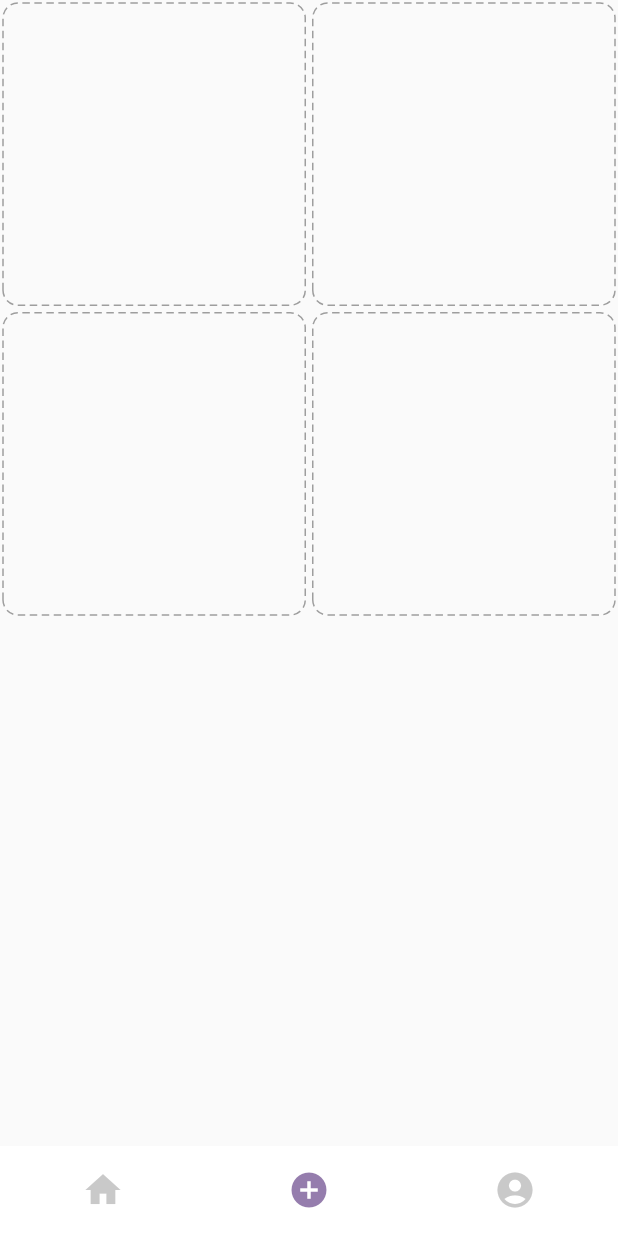
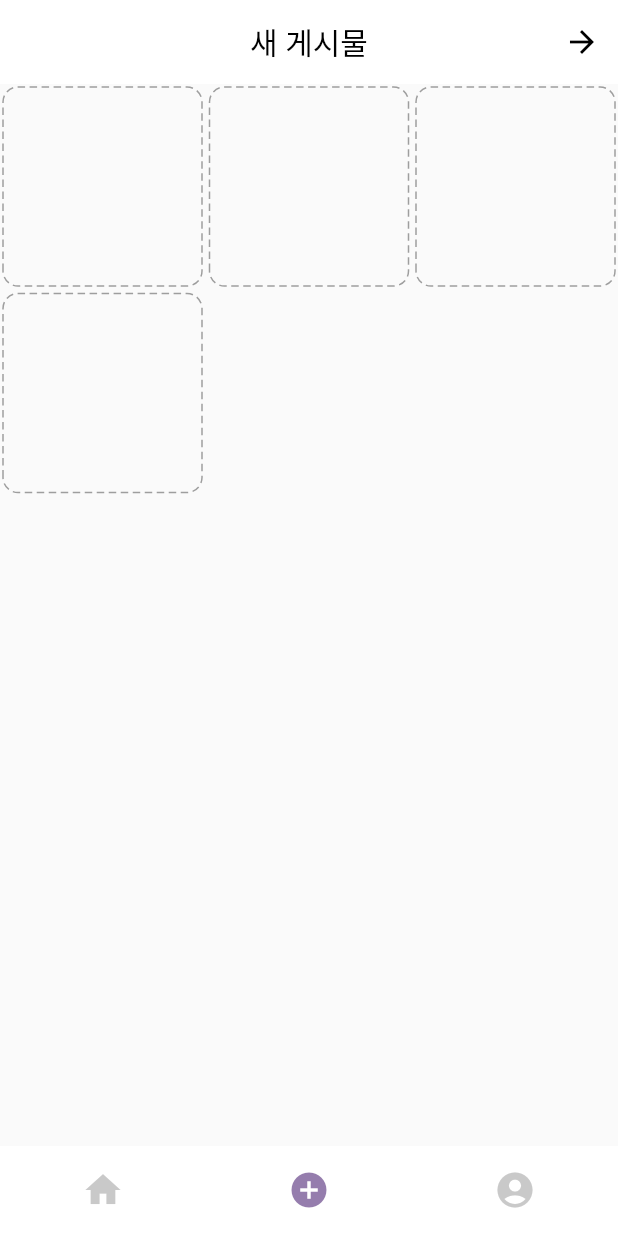
Before and after one commit to gestgest/snsProject, a Flutter app: the screen it shows after launch, item 2 of the bottom bar chosen, on a phone screen of 412 x 824 dp. Run offline on Flutter 3.47's test engine with Material 2 defaults, Android fonts, the phone set to English and light mode, and no system bars; drawn by our look-alikes of dotted_border; our stand-ins replace image_picker, shared_preferences; missing offline and left inert: multi_image_picker; statements that could not run were skipped.

Commit message:
uploadscreen plus word

```diff
--- a/lib/Screen/UploadPosterScreen.dart
+++ b/lib/Screen/UploadPosterScreen.dart
@@ -11,6 +11,7 @@ import 'package:snsproject/main.dart';
 import 'package:shared_preferences/shared_preferences.dart';
 import 'package:multi_image_picker/multi_image_picker.dart';
 import 'package:dotted_border/dotted_border.dart';
+import 'package:cupertino_icons/cupertino_icons.dart';
 //final Future<XFile?> image = _picker.pickImage(source: ImageSource.gallery);
 //final Future<List<XFile>?> images = _picker.pickMultiImage();
 
@@ -32,26 +33,42 @@ class _UploadPosterScreenState extends State<UploadPosterScreen> {
     }
   }
 
+  List<Widget> _boxContents = [
+    IconButton(
+        onPressed: () {
+          _pickImg();
+        },
+        icon: Container(
+            alignment: Alignment.center,
+            decoration: BoxDecoration(
+                color: Colors.white.withOpacity(0.6), shape: BoxShape.circle),
+            child: Icon(
+              Icons.camera_alt,
+              color: Colors.transparent,
+            ))),
+    Container(),
+    Container(),
+    _pickedImgs.length <= 4
+        ? Container()
+        : FittedBox(
+            child: Container(
+                padding: EdgeInsets.all(6),
+                decoration: BoxDecoration(
+                    color: Colors.white.withOpacity(0.6),
+                    shape: BoxShape.circle),
+                child: Text(
+                  '+${(_pickedImgs.length - 4).toString()}',
+                  style: Theme.of(context)
+                      .textTheme
+                      .subtitle2
+                      ?.copyWith(fontWeight: FontWeight.w800),
+                ))),
+  ];
+
   @override
   Widget build(BuildContext context) {
-    return SizedBox(
-        height: 350,
-        child: GridView.count(
-          padding: EdgeInsets.all(2),
-          crossAxisCount: 2,
-          mainAxisSpacing: 5,
-          crossAxisSpacing: 5,
-          children: List.generate(
-              4,
-              (index) => DottedBorder(
-                  child: Container(),
-                  color: Colors.grey,
-                  dashPattern: [5, 3],
-                  borderType: BorderType.RRect,
-                  radius: Radius.circular(10))).toList(),
-        ));
-  }
-  /*appBar: AppBar(
+    return Scaffold(
+        appBar: AppBar(
             title: const Text("새 게시물"),
             backgroundColor: Colors.white,
             foregroundColor: Colors.black,
@@ -65,39 +82,21 @@ class _UploadPosterScreenState extends State<UploadPosterScreen> {
                 },
               ),
             ]),
-        body: Column(
-          children: <Widget>[
-            images.
-                ? Container()
-                : Container(
-                    height: 300,
-                    width: MediaQuery.of(context).size.width,
-                    child: ListView.builder(
-                      scrollDirection: Axis.horizontal,
-                      itemBuilder: (BuildContext context, int index) {
-                        Asset asset = images[index];
-                        return AssetThumb(
-                            asset: asset, width: 300, height: 300);
-                      },
-                    ))
-          ],
-        )
-        /*Flexible(
-            fit: FlexFit.tight,
-            child: Container(
-              width: 1000,
-              child: Text("갤러리"),
-              color: Colors.red,
-            ),
-          ),
-        );*/*/
-
-  /*getImage() async {
-    List<Asset> resultList =List.generate(9,((index) => );
-    resultList =
-        await MultiImagePicker.pickImages(maxImages: 10, enableCamera: true);
-    setState(() {
-      images = resultList;
-    });
-  }*/
+        body: SizedBox(
+            height: 513,
+            child: GridView.count(
+              padding: EdgeInsets.all(2),
+              crossAxisCount: 3,
+              mainAxisSpacing: 5,
+              crossAxisSpacing: 5,
+              children: List.generate(
+                  4,
+                  (index) => DottedBorder(
+                      child: Container(),
+                      color: Colors.grey,
+                      dashPattern: [5, 3],
+                      borderType: BorderType.RRect,
+                      radius: Radius.circular(10))).toList(),
+            )));
+  }
 }
--- a/pubspec.yaml
+++ b/pubspec.yaml
@@ -35,11 +35,12 @@ dependencies:
   shared_preferences:
   multi_image_picker:
   dotted_border:
+  cupertino_icons:
 
 
   # The following adds the Cupertino Icons font to your application.
   # Use with the CupertinoIcons class for iOS style icons.
-  cupertino_icons: ^1.0.2
+  cupertino_icons:
   path_provider: ^2.0.11
 
 
```
Also changed, not shown: 1 other file.
